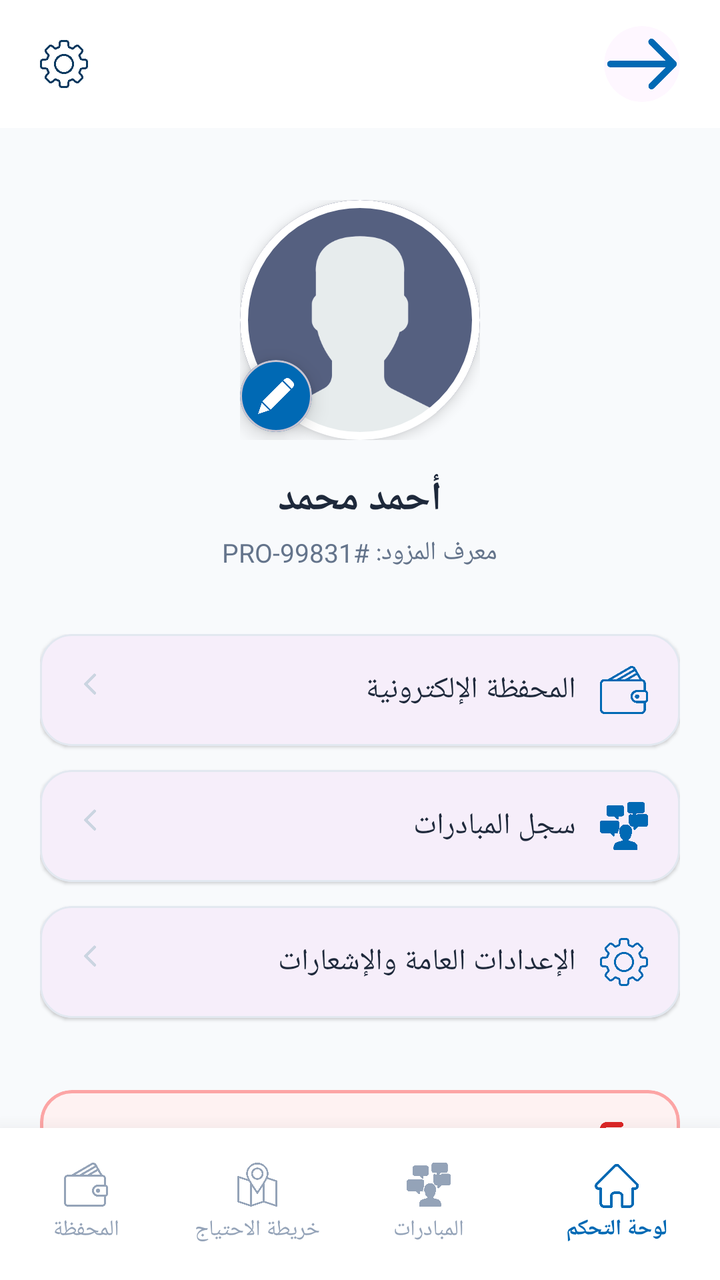
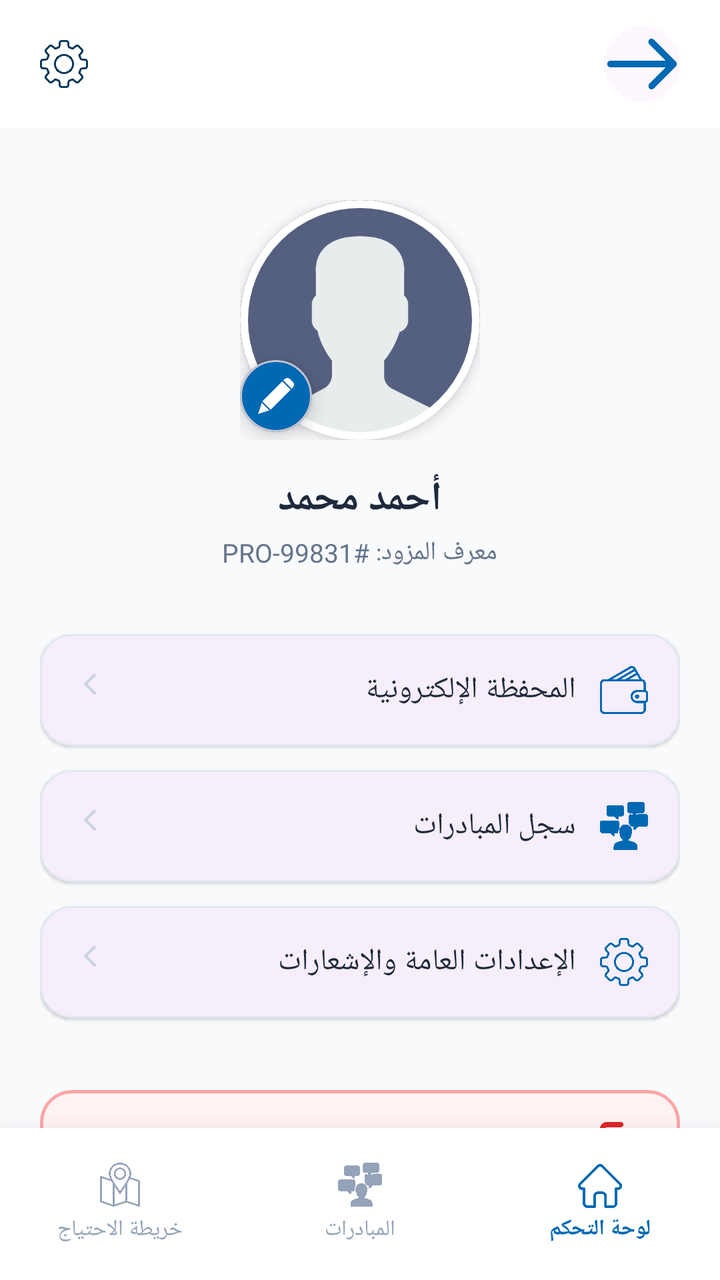

The first picture is an Android layout as it rendered before a commit; the second is the same layout after the commit. The layout source and the unified diff follow.
<!-- AndroidManifest.xml: application theme Theme.GraduationProject -->
<!-- res/layout/fragment_provider_profile.xml -->
<?xml version="1.0" encoding="utf-8"?>
<androidx.constraintlayout.widget.ConstraintLayout
    xmlns:android="http://schemas.android.com/apk/res/android"
    xmlns:app="http://schemas.android.com/apk/res-auto"
    xmlns:tools="http://schemas.android.com/tools"
    android:layout_width="match_parent"
    android:layout_height="match_parent"
    android:background="#F8FAFC"
    android:layoutDirection="rtl">

    <RelativeLayout
        android:id="@+id/layoutHeaderProfile"
        android:layout_width="match_parent"
        android:layout_height="64dp"
        android:paddingHorizontal="20dp"
        android:background="#FFFFFF"
        app:layout_constraintTop_toTopOf="parent">

        <com.google.android.material.card.MaterialCardView
            android:id="@+id/btnBack"
            android:layout_width="38dp"
            android:layout_height="38dp"
            android:layout_alignParentRight="true"
            android:layout_centerVertical="true"
            app:cardCornerRadius="19dp"
            app:cardElevation="0dp"
            app:strokeWidth="0dp"
            android:clickable="true"
            android:focusable="true"
            android:background="?attr/selectableItemBackground">
            <ImageView
                android:layout_width="match_parent"
                android:layout_height="match_parent"
                android:src="@drawable/back"
                android:scaleType="centerCrop"
                app:tint="#0069B4" />
        </com.google.android.material.card.MaterialCardView>

        <ImageView
            android:id="@+id/btnHeaderSettings"
            android:layout_width="24dp"
            android:layout_height="24dp"
            android:layout_alignParentLeft="true"
            android:layout_centerVertical="true"
            android:src="@drawable/settings"
            app:tint="#0A3A60"
            android:clickable="true"
            android:focusable="true"
            android:background="?attr/selectableItemBackgroundBorderless"/>
    </RelativeLayout>

    <ScrollView
        android:layout_width="match_parent"
        android:layout_height="0dp"
        android:fillViewport="true"
        android:scrollbars="none"
        app:layout_constraintTop_toBottomOf="@id/layoutHeaderProfile"
        app:layout_constraintBottom_toTopOf="@id/bottomNavProvider">

        <LinearLayout
            android:layout_width="match_parent"
            android:layout_height="wrap_content"
            android:orientation="vertical"
            android:gravity="center_horizontal"
            android:padding="20dp">

            <RelativeLayout
                android:layout_width="wrap_content"
                android:layout_height="wrap_content"
                android:layout_marginTop="16dp">

                <com.google.android.material.card.MaterialCardView
                    android:id="@+id/cardProfileImage"
                    android:layout_width="120dp"
                    android:layout_height="120dp"
                    app:cardCornerRadius="60dp"
                    app:cardElevation="4dp"
                    app:strokeWidth="4dp"
                    app:strokeColor="#FFFFFF">
                    <ImageView
                        android:layout_width="match_parent"
                        android:layout_height="match_parent"
                        android:src="@drawable/user"
                        android:scaleType="centerCrop" />
                </com.google.android.material.card.MaterialCardView>

                <com.google.android.material.card.MaterialCardView
                    android:id="@+id/btnEditPhoto"
                    android:layout_width="36dp"
                    android:layout_height="36dp"
                    android:layout_alignBottom="@id/cardProfileImage"
                    android:layout_alignLeft="@id/cardProfileImage"
                    android:layout_marginBottom="4dp"
                    app:cardBackgroundColor="#0069B4"
                    app:cardCornerRadius="18dp"
                    app:cardElevation="6dp"
                    android:clickable="true"
                    android:focusable="true">
                    <ImageView
                        android:layout_width="18dp"
                        android:layout_height="wrap_content"
                        android:layout_gravity="center"
                        android:src="@drawable/pen"
                        app:tint="#FFFFFF" />
                </com.google.android.material.card.MaterialCardView>
            </RelativeLayout>

            <TextView
                android:id="@+id/tvUserName"
                android:layout_width="wrap_content"
                android:layout_height="wrap_content"
                android:layout_marginTop="16dp"
                android:text="أحمد محمد"
                android:textColor="#1E293B"
                android:textSize="20sp"
                android:textStyle="bold" />

            <TextView
                android:id="@+id/tvProviderId"
                android:layout_width="wrap_content"
                android:layout_height="wrap_content"
                android:layout_marginTop="4dp"
                android:text="معرف المزود: #PRO-99831"
                android:textColor="#64748B"
                android:textSize="13sp" />

            <LinearLayout
                android:layout_width="match_parent"
                android:layout_height="wrap_content"
                android:orientation="vertical"
                android:layout_marginTop="32dp">

                <com.google.android.material.card.MaterialCardView
                    android:id="@+id/optionWallet"
                    android:layout_width="match_parent"
                    android:layout_height="wrap_content"
                    android:layout_marginBottom="12dp"
                    app:cardCornerRadius="16dp"
                    app:cardElevation="1dp"
                    app:strokeColor="#E2E8F0"
                    app:strokeWidth="1dp"
                    android:clickable="true"
                    android:focusable="true"
                    android:background="?attr/selectableItemBackground">
                    <RelativeLayout
                        android:layout_width="match_parent"
                        android:layout_height="wrap_content"
                        android:padding="16dp">
                        <ImageView
                            android:id="@+id/i1"
                            android:layout_width="24dp"
                            android:layout_height="24dp"
                            android:layout_alignParentRight="true"
                            android:src="@drawable/wallet"
                            app:tint="#0069B4"/>
                        <TextView
                            android:layout_width="wrap_content"
                            android:layout_height="wrap_content"
                            android:layout_toLeftOf="@id/i1"
                            android:layout_marginRight="12dp"
                            android:text="المحفظة الإلكترونية"
                            android:textColor="#1E293B"
                            android:textSize="15sp"
                            android:layout_centerVertical="true"/>
                        <ImageView
                            android:layout_width="18dp"
                            android:layout_height="18dp"
                            android:layout_alignParentLeft="true"
                            android:src="@drawable/left"
                            app:tint="#CBD5E1" />
                    </RelativeLayout>
                </com.google.android.material.card.MaterialCardView>

                <com.google.android.material.card.MaterialCardView
                    android:id="@+id/optionInitiatives"
                    android:layout_width="match_parent"
                    android:layout_height="wrap_content"
                    android:layout_marginBottom="12dp"
                    app:cardCornerRadius="16dp"
                    app:cardElevation="1dp"
                    app:strokeColor="#E2E8F0"
                    app:strokeWidth="1dp"
                    android:clickable="true"
                    android:focusable="true"
                    android:background="?attr/selectableItemBackground">
                    <RelativeLayout
                        android:layout_width="match_parent"
                        android:layout_height="wrap_content"
                        android:padding="16dp">
                        <ImageView
                            android:id="@+id/i2"
                            android:layout_width="24dp"
                            android:layout_height="24dp"
                            android:layout_alignParentRight="true"
                            android:src="@drawable/personal"
                            app:tint="#0069B4" />
                        <TextView
                            android:layout_width="wrap_content"
                            android:layout_height="wrap_content"
                            android:layout_toLeftOf="@id/i2"
                            android:layout_marginRight="12dp"
                            android:text="سجل المبادرات"
                            android:textColor="#1E293B"
                            android:textSize="15sp"
                            android:layout_centerVertical="true"/>
                        <ImageView
                            android:layout_width="18dp"
                            android:layout_height="18dp"
                            android:layout_alignParentLeft="true"
                            android:src="@drawable/left"
                            app:tint="#CBD5E1"/>
                    </RelativeLayout>
                </com.google.android.material.card.MaterialCardView>

                <com.google.android.material.card.MaterialCardView
                    android:id="@+id/optionSettings"
                    android:layout_width="match_parent"
                    android:layout_height="wrap_content"
                    android:layout_marginBottom="12dp"
                    app:cardCornerRadius="16dp"
                    app:cardElevation="1dp"
                    app:strokeColor="#E2E8F0"
                    app:strokeWidth="1dp"
                    android:clickable="true"
                    android:focusable="true"
                    android:background="?attr/selectableItemBackground">
                    <RelativeLayout
                        android:layout_width="match_parent"
                        android:layout_height="wrap_content"
                        android:padding="16dp">
                        <ImageView
                            android:id="@+id/i4"
                            android:layout_width="24dp"
                            android:layout_height="24dp"
                            android:layout_alignParentRight="true"
                            android:src="@drawable/settings"
                            app:tint="#0069B4" />
                        <TextView
                            android:layout_width="wrap_content"
                            android:layout_height="wrap_content"
                            android:layout_centerVertical="true"
                            android:layout_marginRight="12dp"
                            android:layout_toLeftOf="@id/i4"
                            android:text="الإعدادات العامة والإشعارات"
                            android:textColor="#1E293B"
                            android:textSize="15sp" />
                        <ImageView
                            android:layout_width="18dp"
                            android:layout_height="18dp"
                            android:layout_alignParentLeft="true"
                            android:src="@drawable/left"
                            app:tint="#CBD5E1" />
                    </RelativeLayout>
                </com.google.android.material.card.MaterialCardView>

                <com.google.android.material.card.MaterialCardView
                    android:id="@+id/optionLogout"
                    android:layout_width="match_parent"
                    android:layout_height="wrap_content"
                    android:layout_marginTop="24dp"
                    app:cardCornerRadius="16dp"
                    app:cardElevation="0dp"
                    app:strokeColor="#FCA5A5"
                    app:strokeWidth="1.5dp"
                    app:cardBackgroundColor="#FEF2F2"
                    android:clickable="true"
                    android:focusable="true"
                    android:background="?attr/selectableItemBackground">
                    <RelativeLayout
                        android:layout_width="match_parent"
                        android:layout_height="wrap_content"
                        android:padding="16dp">
                        <ImageView android:id="@+id/iLogout"
                            android:layout_width="24dp"
                            android:layout_height="24dp"
                            android:layout_alignParentRight="true"
                            android:src="@drawable/logout"
                            app:tint="#DC2626"/>
                        <TextView
                            android:layout_width="wrap_content"
                            android:layout_height="wrap_content"
                            android:layout_toLeftOf="@id/iLogout"
                            android:layout_marginRight="12dp"
                            android:text="تسجيل الخروج"
                            android:textColor="#DC2626"
                            android:textSize="15sp"
                            android:textStyle="bold"
                            android:layout_centerVertical="true"/>
                    </RelativeLayout>
                </com.google.android.material.card.MaterialCardView>

            </LinearLayout>
        </LinearLayout>
    </ScrollView>

    <LinearLayout
        android:id="@+id/bottomNavProvider"
        android:layout_width="match_parent"
        android:layout_height="76dp"
        android:background="#FFFFFF"
        android:orientation="horizontal"
        android:gravity="center_vertical"
        app:layout_constraintBottom_toBottomOf="parent"
        android:elevation="16dp">

        <LinearLayout
            android:id="@+id/nav_dashboard"
            android:layout_width="0dp"
            android:layout_height="match_parent"
            android:layout_weight="1.2"
            android:clickable="true"
            android:focusable="true"
            android:gravity="center">
            <LinearLayout
                android:layout_width="85dp"
                android:layout_height="56dp"
                android:orientation="vertical"
                android:gravity="center"
                android:paddingVertical="6dp">
                <ImageView
                    android:layout_width="22dp"
                    android:layout_height="22dp"
                    android:src="@drawable/home"
                    app:tint="#0069B4" />
                <TextView
                    android:layout_width="wrap_content"
                    android:layout_height="wrap_content"
                    android:text="لوحة التحكم"
                    android:textColor="#0069B4"
                    android:textSize="11sp"
                    android:textStyle="bold"
                    android:layout_marginTop="3dp" />
            </LinearLayout>
        </LinearLayout>

        <LinearLayout
            android:id="@+id/nav_initiatives"
            android:layout_width="0dp"
            android:layout_height="match_parent"
            android:layout_weight="1"
            android:orientation="vertical"
            android:clickable="true"
            android:focusable="true"
            android:gravity="center">
            <ImageView
                android:layout_width="22dp"
                android:layout_height="22dp"
                android:src="@drawable/personal"
                app:tint="#94A3B8" />
            <TextView
                android:layout_width="wrap_content"
                android:layout_height="wrap_content"
                android:text="المبادرات"
                android:textColor="#94A3B8"
                android:textSize="11sp"
                android:layout_marginTop="4dp" />
        </LinearLayout>

        <LinearLayout
            android:id="@+id/nav_map"
            android:layout_width="0dp"
            android:layout_height="match_parent"
            android:layout_weight="1"
            android:orientation="vertical"
            android:clickable="true"
            android:focusable="true"
            android:gravity="center">
            <ImageView
                android:layout_width="22dp"
                android:layout_height="22dp"
                android:src="@drawable/address"
                app:tint="#94A3B8" />
            <TextView
                android:layout_width="wrap_content"
                android:layout_height="wrap_content"
                android:text="خريطة الاحتياج"
                android:textColor="#94A3B8"
                android:textSize="11sp"
                android:layout_marginTop="4dp" />
        </LinearLayout>

        <LinearLayout
            android:id="@+id/nav_wallet"
            android:layout_width="0dp"
            android:layout_height="match_parent"
            android:layout_weight="1"
            android:orientation="vertical"
            android:clickable="true"
            android:focusable="true"
            android:gravity="center">
            <ImageView
                android:layout_width="22dp"
                android:layout_height="22dp"
                android:src="@drawable/wallet"
                app:tint="#94A3B8" />
            <TextView
                android:layout_width="wrap_content"
                android:layout_height="wrap_content"
                android:text="المحفظة"
                android:textColor="#94A3B8"
                android:textSize="11sp"
                android:layout_marginTop="4dp" />
        </LinearLayout>
    </LinearLayout>

</androidx.constraintlayout.widget.ConstraintLayout>
<!-- resources referenced by this layout -->
<resources>
  <!-- drawable address: png bitmap (drawable, 14610 bytes) -->
  <!-- drawable back: png bitmap (drawable, 3478 bytes) -->
  <!-- drawable home: png bitmap (drawable, 8020 bytes) -->
  <!-- drawable left: png bitmap (drawable, 2943 bytes) -->
  <!-- drawable logout: png bitmap (drawable, 11076 bytes) -->
  <!-- drawable pen: png bitmap (drawable, 6352 bytes) -->
  <!-- drawable personal: png bitmap (drawable, 20543 bytes) -->
  <!-- drawable settings: png bitmap (drawable, 19795 bytes) -->
  <!-- drawable user: png bitmap (drawable, 19440 bytes) -->
  <!-- drawable wallet: png bitmap (drawable, 15785 bytes) -->
  <style name="Theme.GraduationProject" parent="Base.Theme.GraduationProject" />
  <style name="Base.Theme.GraduationProject" parent="Theme.Material3.DayNight.NoActionBar">
          
          
      </style>
</resources>

<!-- the commit's change to res/layout/fragment_provider_profile.xml (unified diff, before → after) -->
@@ -307,16 +307,15 @@
             android:id="@+id/nav_dashboard"
             android:layout_width="0dp"
             android:layout_height="match_parent"
-            android:layout_weight="1.2"
+            android:layout_weight="1"
             android:clickable="true"
             android:focusable="true"
             android:gravity="center">
             <LinearLayout
-                android:layout_width="85dp"
-                android:layout_height="56dp"
+                android:layout_width="wrap_content"
+                android:layout_height="wrap_content"
                 android:orientation="vertical"
-                android:gravity="center"
-                android:paddingVertical="6dp">
+                android:gravity="center">
                 <ImageView
                     android:layout_width="22dp"
                     android:layout_height="22dp"
@@ -378,29 +377,6 @@
                 android:textSize="11sp"
                 android:layout_marginTop="4dp" />
         </LinearLayout>
-
-        <LinearLayout
-            android:id="@+id/nav_wallet"
-            android:layout_width="0dp"
-            android:layout_height="match_parent"
-            android:layout_weight="1"
-            android:orientation="vertical"
-            android:clickable="true"
-            android:focusable="true"
-            android:gravity="center">
-            <ImageView
-                android:layout_width="22dp"
-                android:layout_height="22dp"
-                android:src="@drawable/wallet"
-                app:tint="#94A3B8" />
-            <TextView
-                android:layout_width="wrap_content"
-                android:layout_height="wrap_content"
-                android:text="المحفظة"
-                android:textColor="#94A3B8"
-                android:textSize="11sp"
-                android:layout_marginTop="4dp" />
-        </LinearLayout>
     </LinearLayout>
 
 </androidx.constraintlayout.widget.ConstraintLayout>
